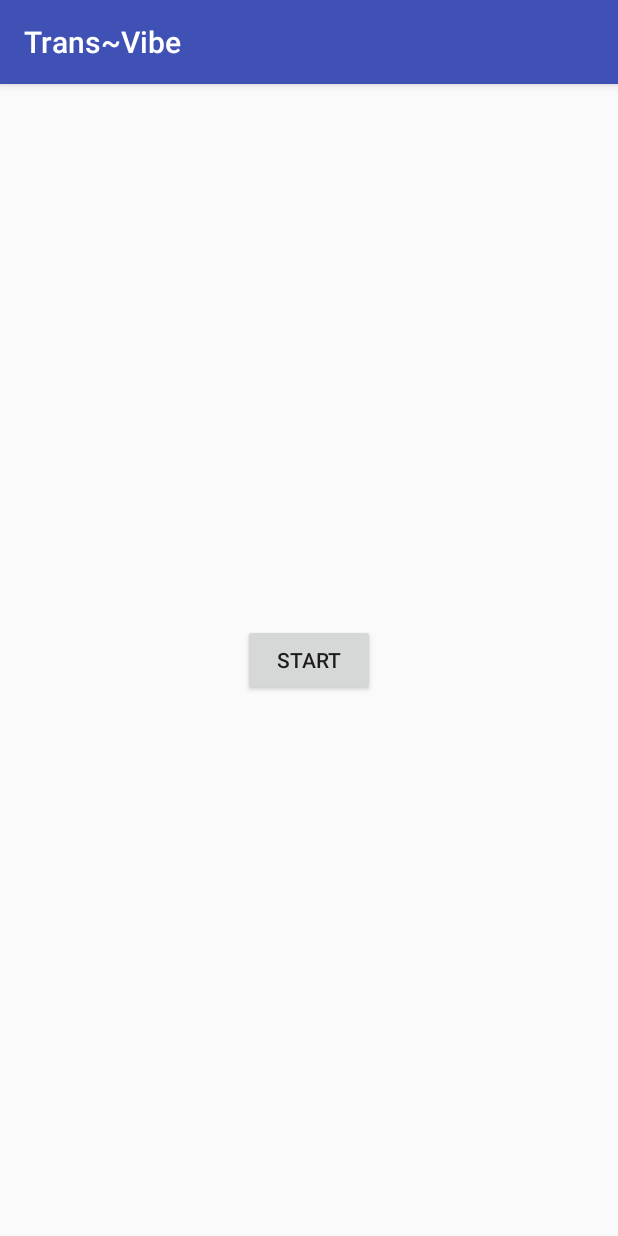
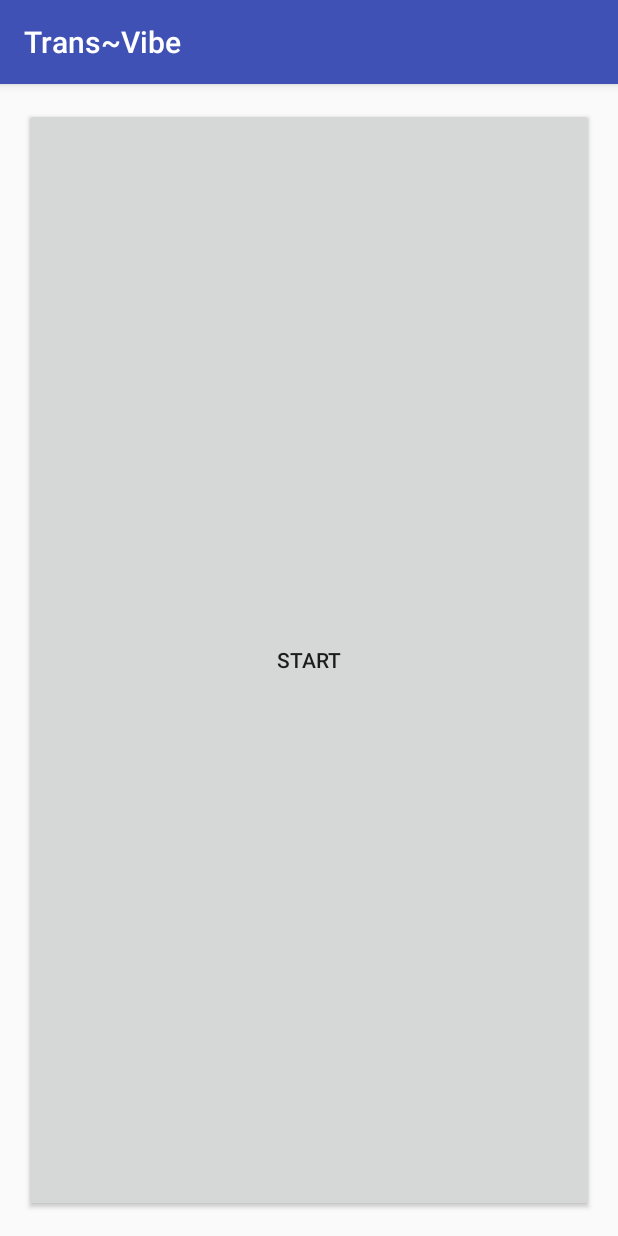
Before and after one commit to sayon794/Trans-Vibe, an Android app: the screen it shows after launch (MainActivity), on a phone screen of 412 x 824 dp. Run offline under Robolectric (Android 15) with nearby library versions, the phone set to English and light mode, and no system bars.

Commit message:
useless stuff

```diff
--- a/app/src/main/java/team15/com/transvibe/WaveActivity.java
+++ b/app/src/main/java/team15/com/transvibe/WaveActivity.java
@@ -31,7 +31,7 @@ public class WaveActivity extends AppCompatActivity {
 
     private void initThread(){
         RelativeLayout layout = (RelativeLayout) findViewById(R.id.eidalagbo);
-        waveView = new WaveView(this);
+        waveView = new WaveView(this, 100.0);
         layout.addView(waveView);
         waveView.setZOrderMediaOverlay(true);
     }
--- a/app/src/main/res/layout/activity_main.xml
+++ b/app/src/main/res/layout/activity_main.xml
@@ -10,11 +10,12 @@
     tools:context="team15.com.transvibe.MainActivity">
 
     <Button
-        android:layout_width="wrap_content"
-        android:layout_height="wrap_content"
+        android:layout_width="match_parent"
+        android:layout_height="match_parent"
         android:text="Start"
         android:id="@+id/button"
-        android:layout_centerVertical="true"
-        android:layout_centerHorizontal="true"
-        android:onClick="clickedStarter" />
+        android:onClick="clickedStarter"
+        android:layout_alignParentTop="true"
+        android:layout_alignParentLeft="true"
+        android:layout_alignParentStart="true" />
 </RelativeLayout>
```
Also changed, not shown: app/src/main/java/team15/com/transvibe/WaveView.java (+1 -21 lines).
